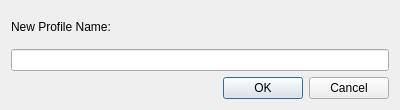
Old version of the form qt/OpenRGBProfileSaveDialog.ui in the repository CalcProgrammer1/OpenRGB.
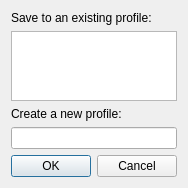
New version of the form.

Commit message: Reworked "Save as" to include a profile list

```diff
--- a/qt/OpenRGBProfileSaveDialog.ui
+++ b/qt/OpenRGBProfileSaveDialog.ui
@@ -6,10 +6,16 @@
    <rect>
     <x>0</x>
     <y>0</y>
-    <width>400</width>
-    <height>110</height>
+    <width>184</width>
+    <height>186</height>
    </rect>
   </property>
+  <property name="sizePolicy">
+   <sizepolicy hsizetype="Maximum" vsizetype="Maximum">
+    <horstretch>0</horstretch>
+    <verstretch>0</verstretch>
+   </sizepolicy>
+  </property>
   <property name="windowTitle">
    <string>Profile Name</string>
   </property>
@@ -17,7 +23,17 @@
    <item>
     <widget class="QLabel" name="label">
      <property name="text">
-      <string>New Profile Name:</string>
+      <string>Save to an existing profile:</string>
+     </property>
+    </widget>
+   </item>
+   <item>
+    <widget class="QListWidget" name="list_profile"/>
+   </item>
+   <item>
+    <widget class="QLabel" name="new_2">
+     <property name="text">
+      <string>Create a new profile:</string>
      </property>
     </widget>
    </item>
```
Left out of the diff: 4 changed lines with no effect on the pictures. The commit also changes 1 other file.
